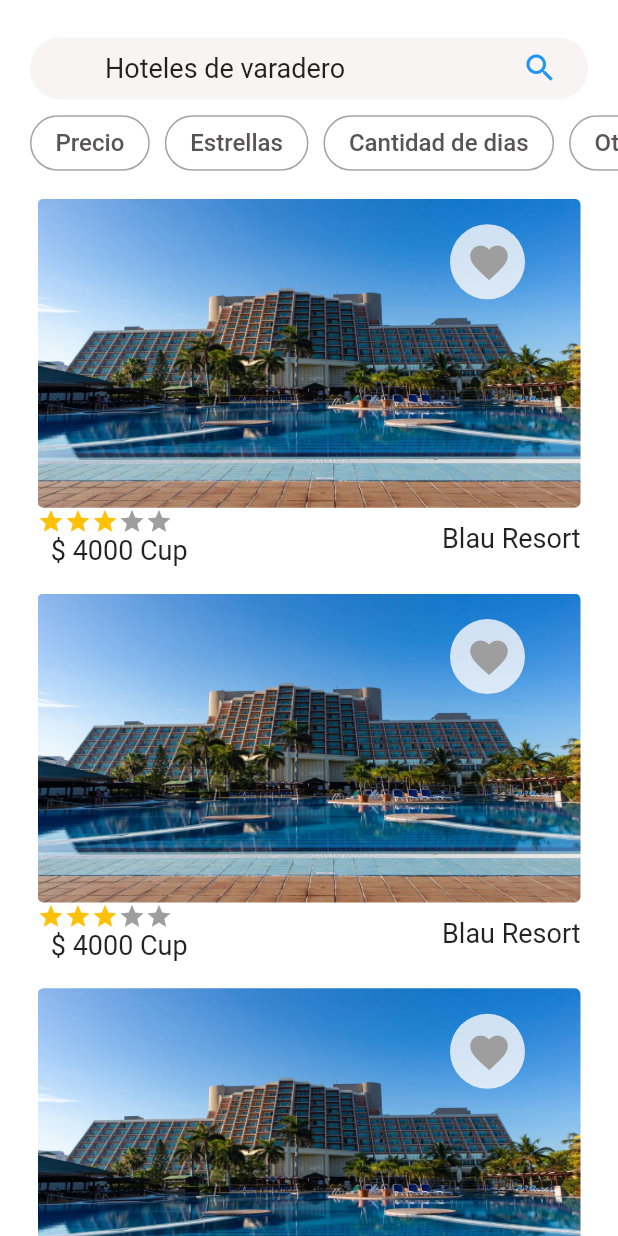
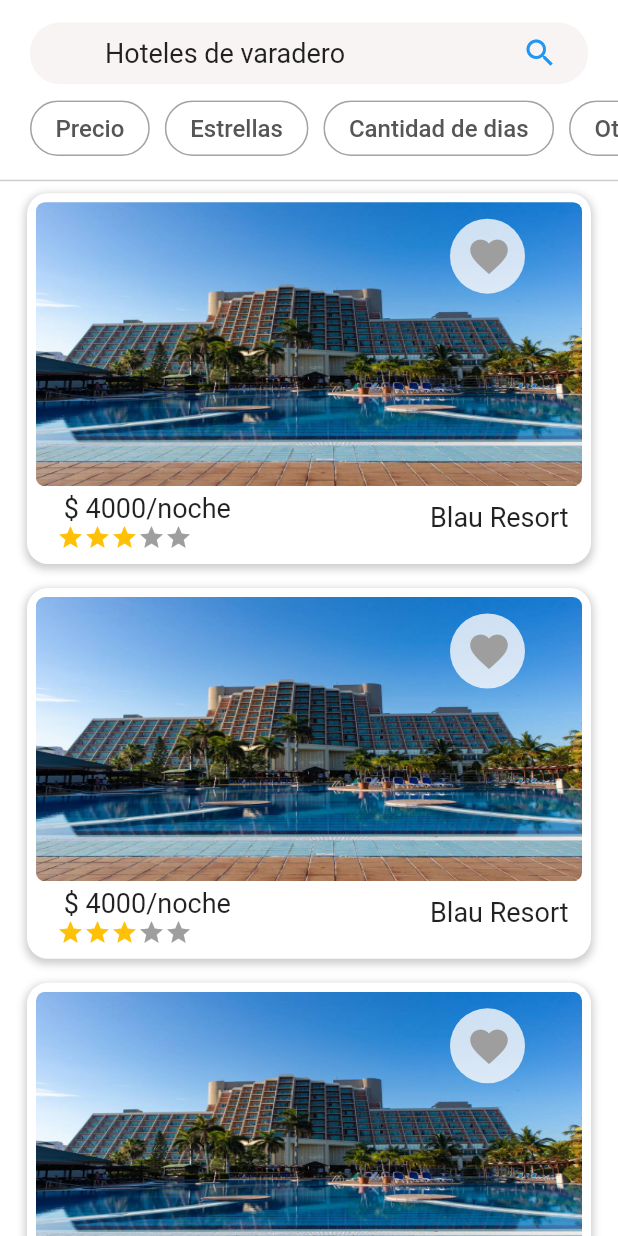
Before and after one commit to javierrrrrrrrrrrr/Varadero-Hotel, a Flutter app: the HomePage screen opened by its route, on a phone screen of 412 x 824 dp. Run offline on Flutter 3.47's test engine with Material 2 defaults, Android fonts, the light colour scheme and no system bars; drawn by our look-alikes of flutter_rating_bar, like_button; our stand-ins replace auto_size_text, curved_navigation_bar, flutter_spinkit, get, shared_preferences; accounts and stored records are empty.

Commit message:
cambios en home

```diff
--- a/lib/Widget/appBar.dart
+++ b/lib/Widget/appBar.dart
@@ -10,7 +10,7 @@ class CustomAppBar extends StatelessWidget {
   Widget build(BuildContext context) {
     return Container(
       margin: const EdgeInsets.only(
-        top: 25,
+        top: 15,
         left: 20,
         right: 20,
       ),
--- a/lib/Widget/hotel_card.dart
+++ b/lib/Widget/hotel_card.dart
@@ -19,18 +19,32 @@ class HotelCard extends StatelessWidget {
             () => const HotelHomePage(),
           ),
           child: Container(
-            margin: const EdgeInsets.symmetric(horizontal: 25, vertical: 8),
-            height: Get.height * 0.3,
+            margin: const EdgeInsets.symmetric(horizontal: 18, vertical: 8),
+            height: Get.height * 0.30,
             decoration: BoxDecoration(
-              borderRadius: BorderRadius.circular(4),
+              color: Colors.white,
+              boxShadow: const [
+                BoxShadow(
+                  color: Color.fromRGBO(0, 0, 0, 0.2),
+                  blurRadius: 4,
+                  spreadRadius: 1,
+                  offset: Offset(0, 2),
+                ),
+              ],
+              borderRadius: BorderRadius.circular(14),
             ),
             child: Column(
               children: [
                 Container(
-                  height: Get.height * 0.25,
+                  margin: const EdgeInsets.only(
+                    top: 6,
+                    left: 6,
+                    right: 6,
+                  ),
+                  height: Get.height * 0.23,
                   width: Get.width * 0.9,
                   decoration: BoxDecoration(
-                    borderRadius: BorderRadius.circular(4),
+                    borderRadius: BorderRadius.circular(6),
                     image: const DecorationImage(
                       image: AssetImage('assets/blau.jpg'),
                       fit: BoxFit.fill,
@@ -41,21 +55,26 @@ class HotelCard extends StatelessWidget {
                   mainAxisAlignment: MainAxisAlignment.spaceBetween,
                   crossAxisAlignment: CrossAxisAlignment.start,
                   children: [
-                    Column(
+                    Padding(
+                      padding: const EdgeInsets.only(left: 20, top: 4),
+                      child: Column(
                         crossAxisAlignment: CrossAxisAlignment.start,
                         children: const [
+                          Text(
+                            ' \$ 4000/noche',
+                            style: TextStyle(fontSize: 18),
+                          ),
                           RaitingBar(
                             tamano: 18,
                             separacion: 0,
                           ),
                           /**  uso es simbolo para lograr que reconozca el simbolo de peso como un caracter */
-                        Text(
-                          '  \$ 4000 Cup',
-                          style: TextStyle(fontSize: 18),
-                        ),
                         ],
                       ),
-                    Column(
+                    ),
+                    Padding(
+                      padding: const EdgeInsets.only(right: 15),
+                      child: Column(
                         children: const [
                           SizedBox(
                             height: 10,
@@ -65,6 +84,7 @@ class HotelCard extends StatelessWidget {
                             style: TextStyle(fontSize: 18),
                           ),
                         ],
+                      ),
                     )
                   ],
                 )
--- a/lib/screens/home.dart
+++ b/lib/screens/home.dart
@@ -1,5 +1,7 @@
 import 'package:flutter/material.dart';
+import 'package:get/get.dart';
 import 'package:varadero/Widget/hotel_card.dart';
+import 'package:varadero/Widget/separador.dart';
 import 'package:varadero/contantes/contantes.dart';
 import '../Widget/appBar.dart';
 
@@ -71,6 +73,12 @@ class HomePage extends StatelessWidget {
                 ),
               ),
             ),
+            const Separador(tamano: 5),
+            Container(
+              height: 1,
+              width: Get.width,
+              color: const Color.fromRGBO(0, 0, 0, 0.2),
+            ),
             const Expanded(
               flex: 12,
               child: HotelCardList(),
```
Lines whose indentation alone changed are shown as unchanged.
